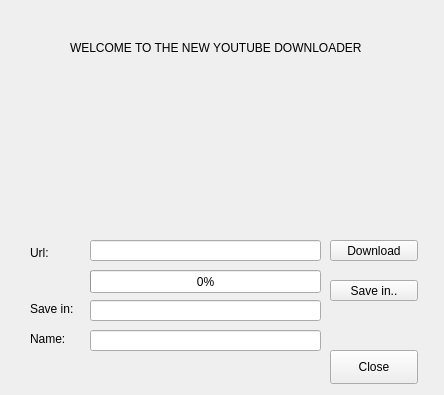
This is ui/dialog.ui in HusseinKabbout/youtube-download-practive-pyqt as Qt 5 draws it before an edit. The edited form follows.
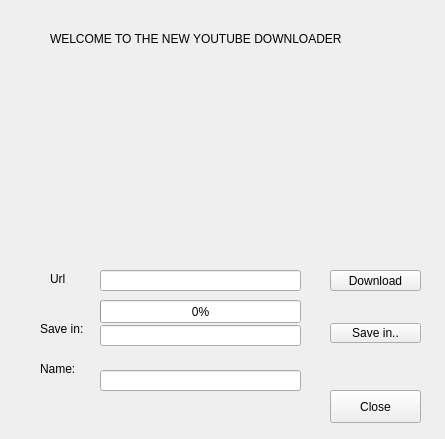
This is the edited form. Icons and pictures are not drawn.

```diff
--- a/ui/dialog.ui
+++ b/ui/dialog.ui
@@ -2,15 +2,12 @@
 <ui version="4.0">
  <class>theDialogui</class>
  <widget class="QWidget" name="theDialogui">
-  <property name="enabled">
-   <bool>true</bool>
-  </property>
   <property name="geometry">
    <rect>
     <x>0</x>
     <y>0</y>
-    <width>444</width>
-    <height>395</height>
+    <width>445</width>
+    <height>439</height>
    </rect>
   </property>
   <property name="windowTitle">
@@ -19,10 +16,10 @@
   <widget class="QLabel" name="titleLabel">
    <property name="geometry">
     <rect>
-     <x>70</x>
-     <y>40</y>
-     <width>311</width>
-     <height>16</height>
+     <x>50</x>
+     <y>30</y>
+     <width>321</width>
+     <height>17</height>
     </rect>
    </property>
    <property name="text">
@@ -32,35 +29,94 @@
   <widget class="QLabel" name="urlLabel">
    <property name="geometry">
     <rect>
-     <x>30</x>
-     <y>237</y>
-     <width>21</width>
-     <height>31</height>
-    </rect>
-   </property>
-   <property name="text">
-    <string>Url:</string>
-   </property>
-  </widget>
-  <widget class="QLabel" name="saveLabel">
-   <property name="geometry">
-    <rect>
-     <x>30</x>
-     <y>300</y>
+     <x>50</x>
+     <y>270</y>
      <width>51</width>
-     <height>18</height>
+     <height>17</height>
+    </rect>
+   </property>
+   <property name="text">
+    <string>Url</string>
+   </property>
+  </widget>
+  <widget class="QLabel" name="saveLabel">
+   <property name="geometry">
+    <rect>
+     <x>40</x>
+     <y>320</y>
+     <width>61</width>
+     <height>17</height>
     </rect>
    </property>
    <property name="text">
     <string>Save in:</string>
    </property>
   </widget>
+  <widget class="QLabel" name="nameLabel">
+   <property name="geometry">
+    <rect>
+     <x>40</x>
+     <y>360</y>
+     <width>64</width>
+     <height>17</height>
+    </rect>
+   </property>
+   <property name="text">
+    <string>Name:</string>
+   </property>
+  </widget>
+  <widget class="QLabel" name="backgroundLabel">
+   <property name="geometry">
+    <rect>
+     <x>50</x>
+     <y>70</y>
+     <width>311</width>
+     <height>151</height>
+    </rect>
+   </property>
+   <property name="styleSheet">
+    <string notr="true">background-image: url(:/youtube/icon/icons/icon.jpeg);</string>
+   </property>
+   <property name="text">
+    <string>&lt;html&gt;&lt;head/&gt;&lt;body&gt;&lt;p&gt;&lt;img src=&quot;:/youtube/icon/icons/icon.jpeg&quot;/&gt;&lt;/p&gt;&lt;/body&gt;&lt;/html&gt;</string>
+   </property>
+  </widget>
+  <widget class="QLineEdit" name="saveEdit">
+   <property name="geometry">
+    <rect>
+     <x>100</x>
+     <y>325</y>
+     <width>201</width>
+     <height>21</height>
+    </rect>
+   </property>
+  </widget>
+  <widget class="QLineEdit" name="urlEdit">
+   <property name="geometry">
+    <rect>
+     <x>100</x>
+     <y>270</y>
+     <width>201</width>
+     <height>21</height>
+    </rect>
+   </property>
+  </widget>
+  <widget class="QLineEdit" name="nameEdit">
+   <property name="geometry">
+    <rect>
+     <x>100</x>
+     <y>370</y>
+     <width>201</width>
+     <height>21</height>
+    </rect>
+   </property>
+  </widget>
   <widget class="QPushButton" name="downloadButton">
    <property name="geometry">
     <rect>
      <x>330</x>
-     <y>240</y>
-     <width>88</width>
+     <y>270</y>
+     <width>91</width>
      <height>21</height>
     </rect>
    </property>
@@ -72,99 +128,34 @@
    <property name="geometry">
     <rect>
      <x>330</x>
-     <y>280</y>
-     <width>88</width>
-     <height>21</height>
+     <y>323</y>
+     <width>91</width>
+     <height>20</height>
     </rect>
    </property>
    <property name="text">
     <string>Save in..</string>
    </property>
   </widget>
-  <widget class="QLineEdit" name="urlEdit">
-   <property name="geometry">
-    <rect>
-     <x>90</x>
-     <y>240</y>
-     <width>231</width>
-     <height>21</height>
-    </rect>
-   </property>
-  </widget>
-  <widget class="QLineEdit" name="saveEdit">
-   <property name="geometry">
-    <rect>
-     <x>90</x>
-     <y>300</y>
-     <width>231</width>
-     <height>21</height>
-    </rect>
-   </property>
-  </widget>
-  <widget class="QLineEdit" name="nameEdit">
-   <property name="geometry">
-    <rect>
-     <x>90</x>
-     <y>330</y>
-     <width>231</width>
-     <height>21</height>
-    </rect>
-   </property>
-  </widget>
-  <widget class="QLabel" name="nameLabel">
-   <property name="geometry">
-    <rect>
-     <x>30</x>
-     <y>330</y>
-     <width>41</width>
-     <height>18</height>
-    </rect>
-   </property>
-   <property name="text">
-    <string>Name:</string>
-   </property>
-  </widget>
   <widget class="QPushButton" name="closeButton">
    <property name="geometry">
     <rect>
      <x>330</x>
-     <y>350</y>
-     <width>88</width>
-     <height>34</height>
+     <y>390</y>
+     <width>91</width>
+     <height>33</height>
     </rect>
    </property>
    <property name="text">
     <string>Close</string>
    </property>
   </widget>
-  <widget class="QLabel" name="backgroundLabel">
-   <property name="geometry">
-    <rect>
-     <x>70</x>
-     <y>70</y>
-     <width>311</width>
-     <height>151</height>
-    </rect>
-   </property>
-   <property name="maximumSize">
-    <size>
-     <width>311</width>
-     <height>151</height>
-    </size>
-   </property>
-   <property name="styleSheet">
-    <string notr="true">background-image: url(:/icnon/icons/icon.jpeg);</string>
-   </property>
-   <property name="text">
-    <string/>
-   </property>
-  </widget>
   <widget class="QProgressBar" name="progressBar">
    <property name="geometry">
     <rect>
-     <x>90</x>
-     <y>270</y>
-     <width>231</width>
+     <x>100</x>
+     <y>300</y>
+     <width>201</width>
      <height>23</height>
     </rect>
    </property>
```
Left out of the diff: 2 changed lines with no effect on the pictures.
